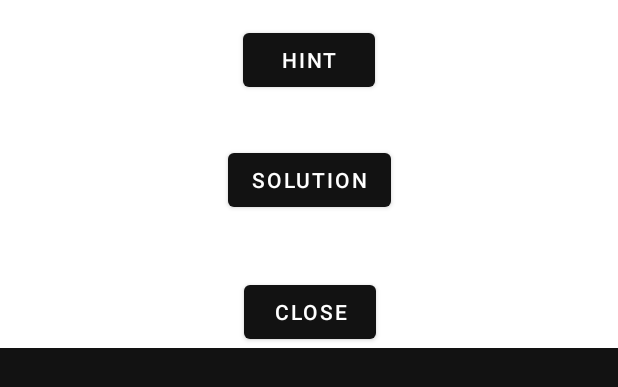
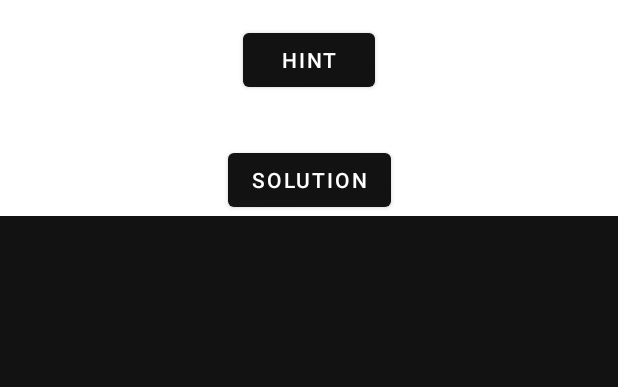
Before and after one commit to etr0n/Math-Riddle-Game, an Android app: the layout fragment_level_dialog.xml on its own in the app's theme, with its tools: preview values and no code run, on a phone screen of 412 x 824 dp. Shown: the top 387 px of the screen. Run offline under Robolectric (Android 15) with nearby library versions, the phone set to English and light mode, and no system bars.

Commit message:
ALtered LevelDialogFragment class

```diff
--- a/app/src/main/res/layout/fragment_level_dialog.xml
+++ b/app/src/main/res/layout/fragment_level_dialog.xml
@@ -31,16 +31,4 @@
         app:layout_constraintStart_toStartOf="parent"
         app:layout_constraintTop_toBottomOf="@+id/button_hint_ad" />
 
-    <Button
-        android:id="@+id/button_close"
-        android:layout_width="wrap_content"
-        android:layout_height="wrap_content"
-        android:layout_marginStart="160dp"
-        android:layout_marginTop="40dp"
-        android:layout_marginEnd="159dp"
-        android:text="Close"
-        app:layout_constraintEnd_toEndOf="parent"
-        app:layout_constraintStart_toStartOf="parent"
-        app:layout_constraintTop_toBottomOf="@+id/button_solution_ad" />
-
 </androidx.constraintlayout.widget.ConstraintLayout>
```
Also changed, not shown: app/src/main/java/com/example/mathriddles/LevelDialogFragment.kt (+6 -3 lines), app/src/main/java/com/example/mathriddles/LevelFragment.kt (+1 -15 lines).
